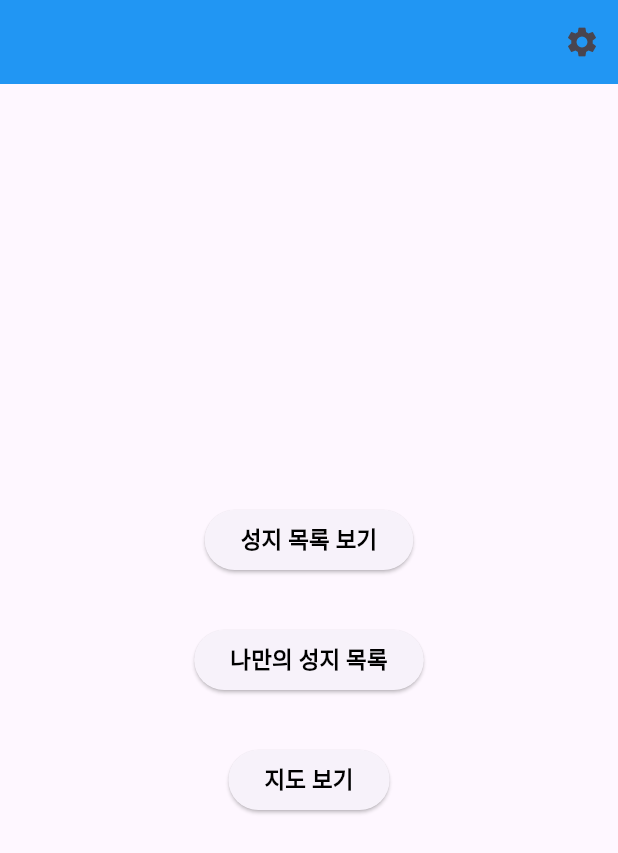
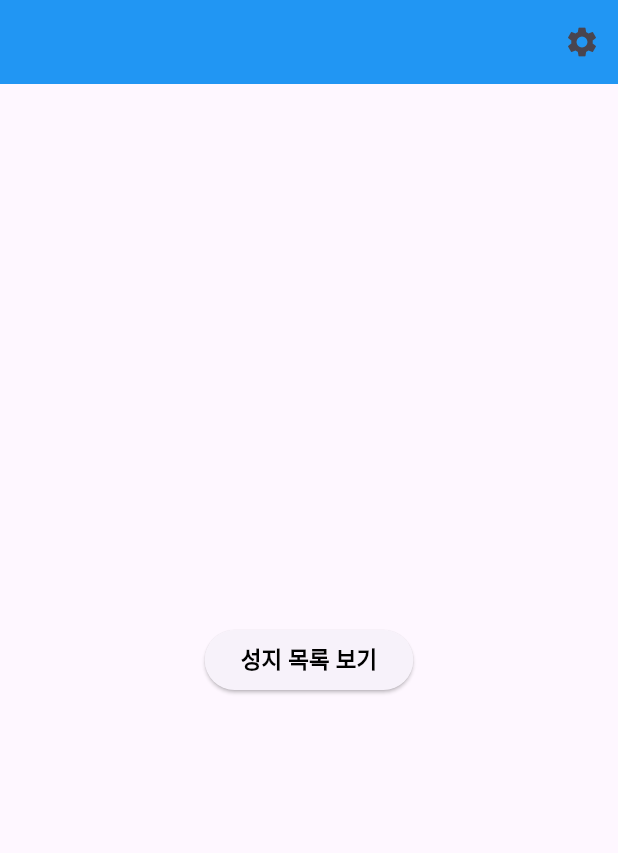
Before and after one commit to eccentricpark/anime_road_mobile, a Flutter app: the screen it shows after launch, on a phone screen of 412 x 824 dp. Shown: the top 853 px of the screen. Run offline on Flutter 3.47's test engine with Material 3 defaults, Android fonts, the phone set to English and light mode, and no system bars; our stand-ins replace flutter_dotenv, flutter_markdown, geolocator, google_maps_flutter.

Commit message:
불필요한 버튼 제거, 위치 권한 제거(지금은 필요없음)

```diff
--- a/lib/screens/google_map_pilgrimage.dart
+++ b/lib/screens/google_map_pilgrimage.dart
@@ -20,7 +20,6 @@ class _GoogleMapPilgrimageState extends State<GoogleMapPilgrimage> {
   Stream<Position>? positionStream;
   late String _animeName;
   late GoogleMapController mapController;
-  late PositionPermissionChecker positionPermissionChecker;
   late PilgrimageMarkerService pilgrimageMarkerService; // 성지 정보 리스dywma트를 가져옴
 
   final Set<Marker> markers = {}; // 성지 정보를 저장
@@ -32,8 +31,6 @@ class _GoogleMapPilgrimageState extends State<GoogleMapPilgrimage> {
   void initState() {
     super.initState();
     _animeName = widget.animeName;
-    positionPermissionChecker = PositionPermissionChecker();
-    positionPermissionChecker.checkPermission();
     pilgrimageMarkerService = PilgrimageMarkerService();
   }
 
--- a/lib/screens/select.dart
+++ b/lib/screens/select.dart
@@ -21,7 +21,7 @@ class MyApp extends StatelessWidget {
       body: Center(
         child: ThreeButtonColumn(
           onFirstButtonPressed: () => _navigateAnimeList(context),
-          onThirdButtonPressed: () => _navigateGoogleMap(context))
+        )
       ),
     );
   }
--- a/lib/widgets/three_button_column.dart
+++ b/lib/widgets/three_button_column.dart
@@ -3,13 +3,11 @@ import 'package:flutter/material.dart';
 class ThreeButtonColumn extends StatelessWidget {
   final VoidCallback? onFirstButtonPressed;
   final VoidCallback? onSecondButtonPressed;
-  final VoidCallback? onThirdButtonPressed;
 
   const ThreeButtonColumn({
     Key? key,
     this.onFirstButtonPressed,
     this.onSecondButtonPressed,
-    this.onThirdButtonPressed
   }) : super(key: key);
 
 
@@ -26,25 +24,11 @@ class ThreeButtonColumn extends StatelessWidget {
             child: const Text("성지 목록 보기", style: TextStyle(fontSize: 15, fontWeight: FontWeight.bold, color: Colors.black)),
           ),
         ),
-        Padding(
-          padding: EdgeInsets.symmetric(vertical: 16.0),
-          child: ElevatedButton(
-            onPressed: onSecondButtonPressed ?? _defaultSecondAction,
-            child: const Text("나만의 성지 목록", style: TextStyle(fontSize: 15, fontWeight: FontWeight.bold, color: Colors.black)),
-          ),
-        ),
-        Padding(
-          padding: EdgeInsets.symmetric(vertical: 16.0),
-          child: ElevatedButton(
-            onPressed: onThirdButtonPressed ?? _defaultThirdAction,
-            child: const Text("지도 보기", style: TextStyle(fontSize: 15, fontWeight: FontWeight.bold, color: Colors.black)),
-          ),
-        ),
+
 
       ],
     );
   }
   void _defaultFirstAction(){print("Default First Action");}
-  void _defaultSecondAction(){print("Default Second Action");}
-  void _defaultThirdAction(){print("Default Third Action");}
+  // void _defaultSecondAction(){print("Default Second Action");}
 }
```
Also changed, not shown: 5 other files.
